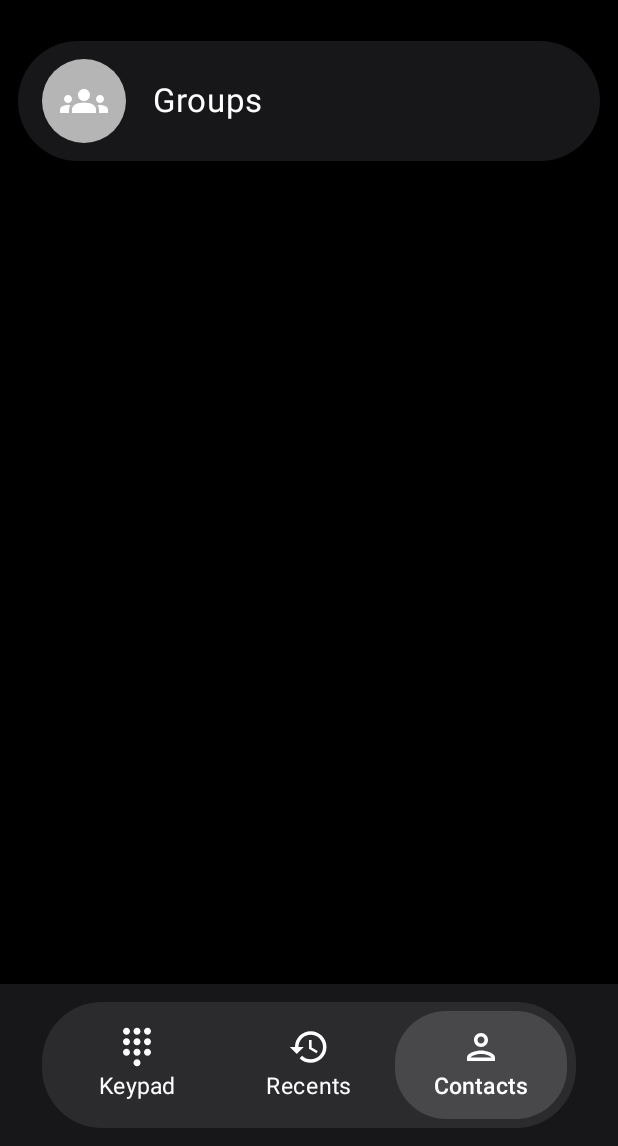
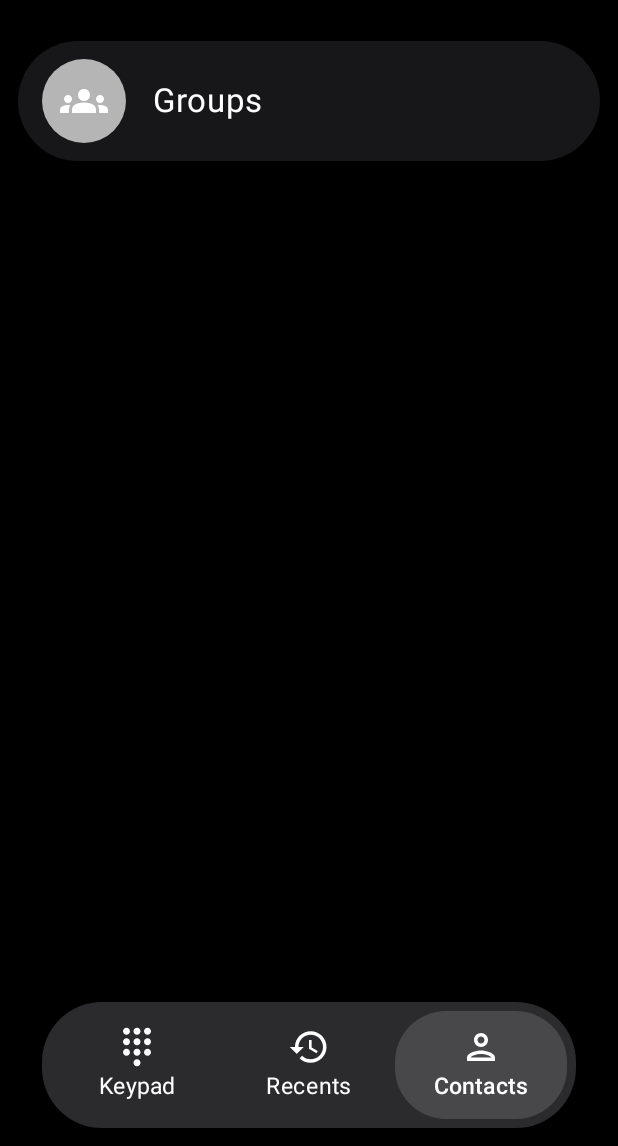
Before and after one commit to aisavexa-design/phone_s, an Android app built with Jetpack Compose: the screen it shows after launch (MainActivity), after a tap on "Contacts", on a phone screen of 412 x 824 dp, the part 90-1236 px from its top. Run offline under Robolectric (Android 15) with nearby library versions, the phone set to English and light mode, and no system bars; 3 other taps on this screen came first.

Commit message:
Update MainActivity.kt

```diff
--- a/app/src/main/java/com/phones/dialer/MainActivity.kt
+++ b/app/src/main/java/com/phones/dialer/MainActivity.kt
@@ -78,9 +78,10 @@ fun App(initialNumber: String) {
     }
 
     var tab by remember { mutableIntStateOf(0) }
+    val pageBg = if (tab == 0) SamBg else Color.Black
     Scaffold(
-        containerColor = SamBg,
-        bottomBar = { SamNavBar(tab) { tab = it } }
+        containerColor = pageBg,
+        bottomBar = { SamNavBar(tab, pageBg) { tab = it } }
     ) { pad ->
         Crossfade(tab, Modifier.padding(pad), animationSpec = tween(180), label = "tabs") {
             when (it) {
@@ -93,9 +94,9 @@ fun App(initialNumber: String) {
 }
 
 @Composable
-fun SamNavBar(tab: Int, onTab: (Int) -> Unit) {
+fun SamNavBar(tab: Int, bg: Color, onTab: (Int) -> Unit) {
     Box(
-        Modifier.fillMaxWidth().background(SamBg).padding(horizontal = 28.dp, vertical = 12.dp),
+        Modifier.fillMaxWidth().background(bg).padding(horizontal = 28.dp, vertical = 12.dp),
         contentAlignment = Alignment.Center
     ) {
         Row(
```
